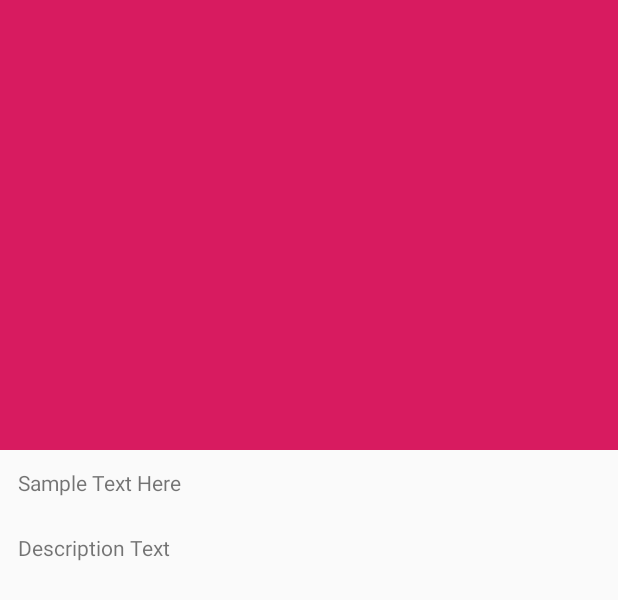
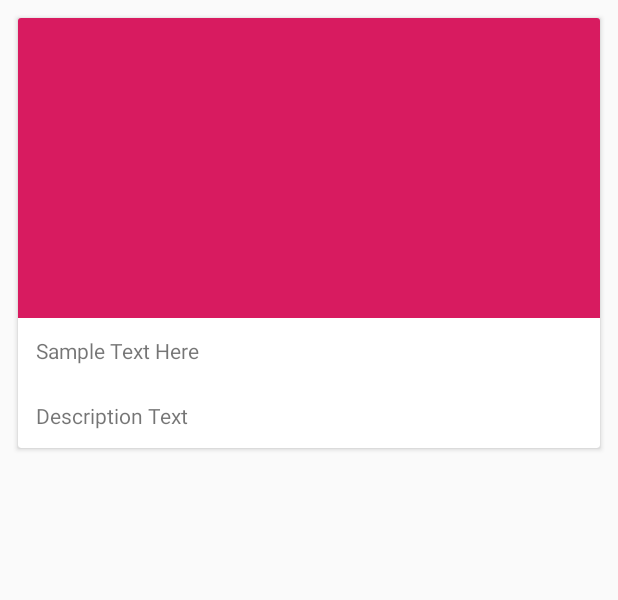
Before and after one commit to Chris8018/simple_facebook_newfeed, an Android app: the layout post_row.xml on its own in the app's theme, with its tools: preview values and no code run, on a phone screen of 412 x 824 dp. Shown: the top 600 px of the screen. Run offline under Robolectric (Android 15) with nearby library versions, the phone set to English and light mode, and no system bars.

Commit message:
Add and Implement CardView

```diff
--- a/app/src/main/java/com/example/simplefacebooknewfeed/MainActivity.java
+++ b/app/src/main/java/com/example/simplefacebooknewfeed/MainActivity.java
@@ -1,15 +1,10 @@
 package com.example.simplefacebooknewfeed;
 
 import android.os.Bundle;
-import android.support.design.widget.FloatingActionButton;
-import android.support.design.widget.Snackbar;
 import android.support.v7.app.AppCompatActivity;
 import android.support.v7.widget.LinearLayoutManager;
 import android.support.v7.widget.RecyclerView;
 import android.support.v7.widget.Toolbar;
-import android.view.View;
-import android.view.Menu;
-import android.view.MenuItem;
 
 import java.util.ArrayList;
 import java.util.List;
--- a/app/src/main/res/layout/post_row.xml
+++ b/app/src/main/res/layout/post_row.xml
@@ -1,13 +1,20 @@
 <?xml version="1.0" encoding="utf-8"?>
-<android.support.constraint.ConstraintLayout xmlns:android="http://schemas.android.com/apk/res/android"
+<android.support.v7.widget.CardView xmlns:android="http://schemas.android.com/apk/res/android"
     xmlns:app="http://schemas.android.com/apk/res-auto"
+    xmlns:tools="http://schemas.android.com/tools"
+    android:layout_width="match_parent"
+    android:layout_height="wrap_content"
+    android:layout_margin="@dimen/std_space">
+
+    <android.support.constraint.ConstraintLayout
         android:layout_width="match_parent"
         android:layout_height="wrap_content">
 
         <ImageView
             android:id="@+id/photo"
             android:layout_width="0dp"
-        android:layout_height="300dp"
+            android:layout_height="200dp"
+            android:scaleType="centerCrop"
             android:src="@color/colorAccent"
             app:layout_constraintLeft_toLeftOf="parent"
             app:layout_constraintRight_toRightOf="parent" />
@@ -18,7 +25,6 @@
             android:layout_height="wrap_content"
             android:padding="@dimen/std_space"
             android:text="Sample Text Here"
-        app:layout_constraintStart_toStartOf="parent"
             app:layout_constraintTop_toBottomOf="@id/photo" />
 
         <TextView
@@ -28,4 +34,7 @@
             android:padding="@dimen/std_space"
             android:text="Description Text"
             app:layout_constraintTop_toBottomOf="@id/username" />
+
     </android.support.constraint.ConstraintLayout>
+
+</android.support.v7.widget.CardView>
```
Lines whose indentation alone changed are shown as unchanged.
